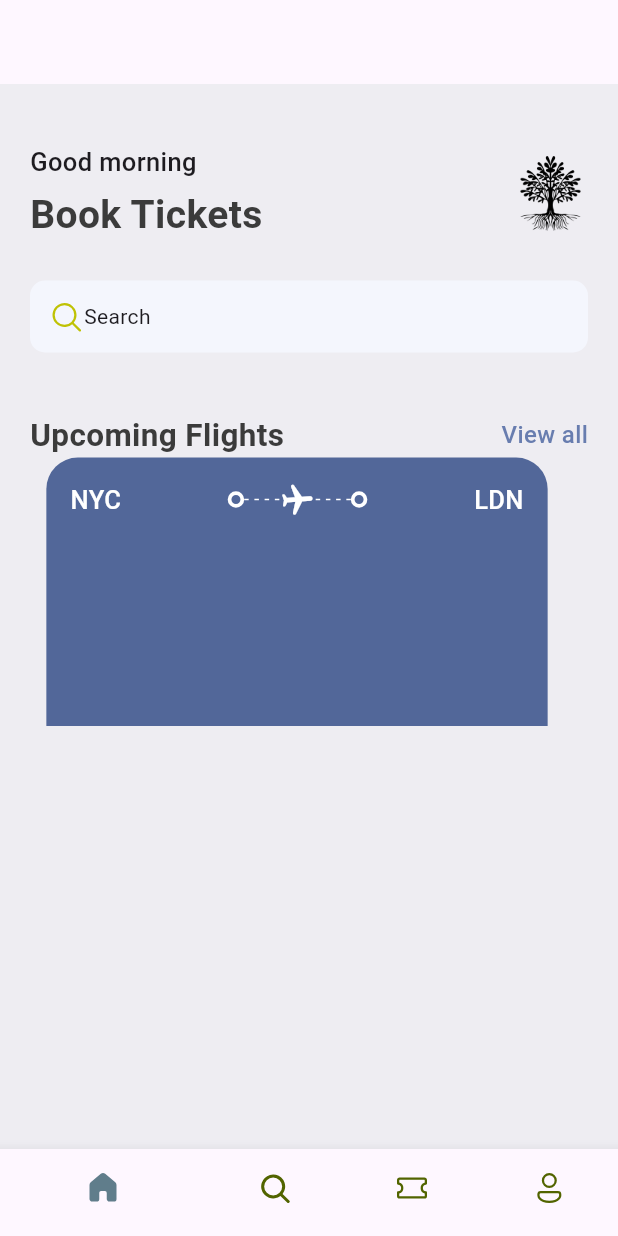
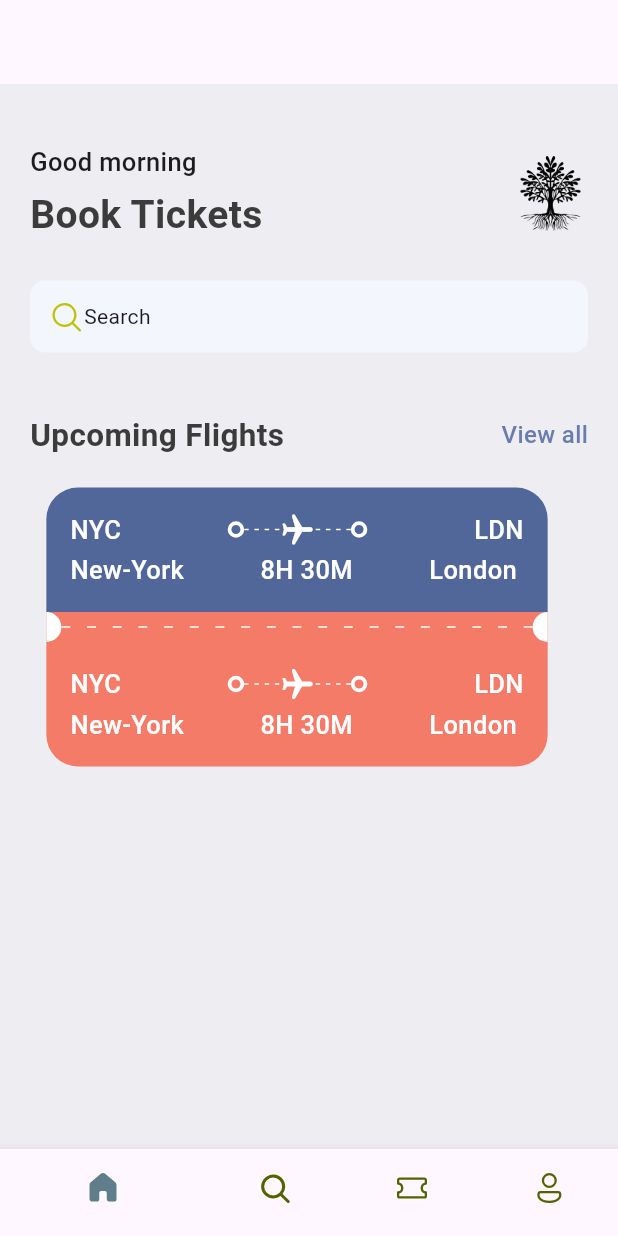
Before and after one commit to GuitherezDika/ticket_app, a Flutter app: the screen it shows after launch, on a phone screen of 412 x 824 dp. Run offline on Flutter 3.47's test engine with Material 3 defaults, Android fonts, the phone set to English and light mode, and no system bars; our stand-ins replace fluentui_icons.

Commit message:
add card widget

```diff
--- a/lib/base/res/styles/app_styles.dart
+++ b/lib/base/res/styles/app_styles.dart
@@ -7,6 +7,7 @@ class AppStyles {
   static Color textColor = const Color(0xFF3b3b3b);
   static Color bgColor = const Color(0xFFeeedf2);
   static Color ticketBlue = const Color(0xFF526799);
+  static Color ticketOrange = const Color(0xFFF37B67);
 
   static TextStyle  textStyle = TextStyle(
     fontSize: 16,
--- a/lib/base/widgets/app_layoutBuilder_widget.dart
+++ b/lib/base/widgets/app_layoutBuilder_widget.dart
@@ -2,8 +2,9 @@ import 'package:flutter/material.dart';
 
 class AppLayoutbuilderWidget extends StatelessWidget {
   final int randomDivider;
+  final double width;
 
-  const AppLayoutbuilderWidget({super.key, required this.randomDivider});
+  const AppLayoutbuilderWidget({super.key, required this.randomDivider, this.width=3});
 
   @override
   Widget build(BuildContext context) {
@@ -14,10 +15,10 @@ class AppLayoutbuilderWidget extends StatelessWidget {
         direction: Axis.horizontal,
         children: List.generate(
             (constraints.constrainWidth() / randomDivider).floor(),
-            (index) => const SizedBox(
-                  width: 3,
+            (index) => SizedBox(
+                  width: width,
                   height: 1,
-                  child: DecoratedBox(
+                  child: const DecoratedBox(
                       decoration: BoxDecoration(color: Colors.white)),
                 )),
       );
--- /dev/null
+++ b/lib/base/widgets/big_circle.dart
@@ -0,0 +1,24 @@
+import 'package:flutter/material.dart';
+
+class BigCircle extends StatelessWidget {
+  final isRight;
+  const BigCircle({super.key, required this.isRight});
+
+  @override
+  Widget build(BuildContext context) {
+    return SizedBox(
+      height: 20,
+      width: 10,
+      child: DecoratedBox(
+          decoration: BoxDecoration(
+              color: Colors.white,
+              borderRadius: isRight == true
+                  ? const BorderRadius.only(
+                      topLeft: Radius.circular(10),
+                      bottomLeft: Radius.circular(10))
+                  : const BorderRadius.only(
+                      topRight: Radius.circular(10),
+                      bottomRight: Radius.circular(10)))),
+    );
+  }
+}
--- a/lib/base/widgets/ticket_view.dart
+++ b/lib/base/widgets/ticket_view.dart
@@ -1,6 +1,7 @@
 import 'package:flutter/material.dart';
 import 'package:ticket_app/base/res/styles/app_styles.dart';
 import 'package:ticket_app/base/widgets/app_layoutBuilder_widget.dart';
+import 'package:ticket_app/base/widgets/big_circle.dart';
 import 'package:ticket_app/base/widgets/big_dot.dart';
 
 class TicketView extends StatelessWidget {
@@ -12,22 +13,26 @@ class TicketView extends StatelessWidget {
 
     return SizedBox(
       width: size.width * 0.85,
-      height: 179, // size.height,
+      height: 189, // size.height,
       child: Container(
         margin: const EdgeInsets.only(right: 16),
+        child: Column(
+          children: [
+            Container(
                 padding: const EdgeInsets.all(16),
                 decoration: BoxDecoration(
                     color: AppStyles.ticketBlue,
                     borderRadius: const BorderRadius.only(
-                  topLeft: Radius.circular(21), topRight: Radius.circular(21))),
+                        topLeft: Radius.circular(21),
+                        topRight: Radius.circular(21))),
                 child: Column(
                   children: [
                     Row(
                       children: [
                         Text(
                           "NYC",
-                    style:
-                        AppStyles.headLineStyle3.copyWith(color: Colors.white),
+                          style: AppStyles.headLineStyle3
+                              .copyWith(color: Colors.white),
                         ),
                         Expanded(child: Container()),
                         const BigDot(),
@@ -42,7 +47,7 @@ class TicketView extends StatelessWidget {
                             ),
                             Center(
                                 child: Transform.rotate(
-                        angle: 1.5,
+                              angle: 1.57, // radiant
                               child: const Icon(Icons.local_airport_rounded,
                                   color: Colors.white),
                             ))
@@ -52,15 +57,121 @@ class TicketView extends StatelessWidget {
                         Expanded(child: Container()),
                         Text(
                           "LDN",
-                    style:
-                        AppStyles.headLineStyle3.copyWith(color: Colors.white),
+                          style: AppStyles.headLineStyle3
+                              .copyWith(color: Colors.white),
                         ),
                       ],
                     ),
+                    const SizedBox(height: 3),
+                    // show departure and destination names with time
+                    Row(
+                      children: [
+                        Text(
+                          "New-York",
+                          style: AppStyles.headLineStyle3
+                              .copyWith(color: Colors.white),
+                        ),
+                        Expanded(child: Container()),
+                        Text(
+                          "8H 30M",
+                          style: AppStyles.headLineStyle3
+                              .copyWith(color: Colors.white),
+                        ),
+                        Expanded(child: Container()),
+                        Text(
+                          "London ",
+                          style: AppStyles.headLineStyle3
+                              .copyWith(color: Colors.white),
+                        ),
+                      ],
+                    )
                   ],
                 )),
+            Container(
+              // height: 20,
+              color: AppStyles.ticketOrange,
+              child: const Row(
+                children: [
+                  BigCircle(isRight: false),
+                  Expanded(child: AppLayoutbuilderWidget(randomDivider: 16, width: 6)),
+                  BigCircle(isRight: true)
+                ],
+              ),
+            ),
+            Container(
+                padding: const EdgeInsets.all(16),
+                decoration: BoxDecoration(
+                    color: AppStyles.ticketOrange, // AppStyles.ticketBlue,
+                    borderRadius: const BorderRadius.only(
+                        bottomLeft: Radius.circular(21),
+                        bottomRight: Radius.circular(21))),
+                child: Column(
+                  children: [
+                    Row(
+                      children: [
+                        Text(
+                          "NYC",
+                          style: AppStyles.headLineStyle3
+                              .copyWith(color: Colors.white),
+                        ),
+                        Expanded(child: Container()),
+                        const BigDot(),
+                        Expanded(
+                            child: Stack(
+                          children: [
+                            const SizedBox(
+                              height: 24,
+                              child: AppLayoutbuilderWidget(
+                                randomDivider: 6,
+                              ),
+                            ),
+                            Center(
+                                child: Transform.rotate(
+                              angle: 1.57, // radiant
+                              child: const Icon(Icons.local_airport_rounded,
+                                  color: Colors.white),
+                            ))
+                          ],
+                        )),
+                        const BigDot(),
+                        Expanded(child: Container()),
+                        Text(
+                          "LDN",
+                          style: AppStyles.headLineStyle3
+                              .copyWith(color: Colors.white),
+                        ),
+                      ],
+                    ),
+                    const SizedBox(height: 3),
+                    // show departure and destination names with time
+                    Row(
+                      children: [
+                        Text(
+                          "New-York",
+                          style: AppStyles.headLineStyle3
+                              .copyWith(color: Colors.white),
+                        ),
+                        Expanded(child: Container()),
+                        Text(
+                          "8H 30M",
+                          style: AppStyles.headLineStyle3
+                              .copyWith(color: Colors.white),
+                        ),
+                        Expanded(child: Container()),
+                        Text(
+                          "London ",
+                          style: AppStyles.headLineStyle3
+                              .copyWith(color: Colors.white),
+                        ),
+                      ],
+                    )
+                  ],
+                )),
+          ],
+        ),
+      ),
     );
   }
 }
 
-// 4.08
+// 4.58
--- a/lib/screen/home_screen.dart
+++ b/lib/screen/home_screen.dart
@@ -79,6 +79,7 @@ class HomeScreen extends StatelessWidget {
                 const SizedBox(height: 40),
                 const AppDoubleText(
                     bigText: 'Upcoming Flights', smallText: 'View all'),
+                const SizedBox(height: 20),
                 const TicketView(),
               ],
             ),
```
Lines whose indentation alone changed are shown as unchanged.
